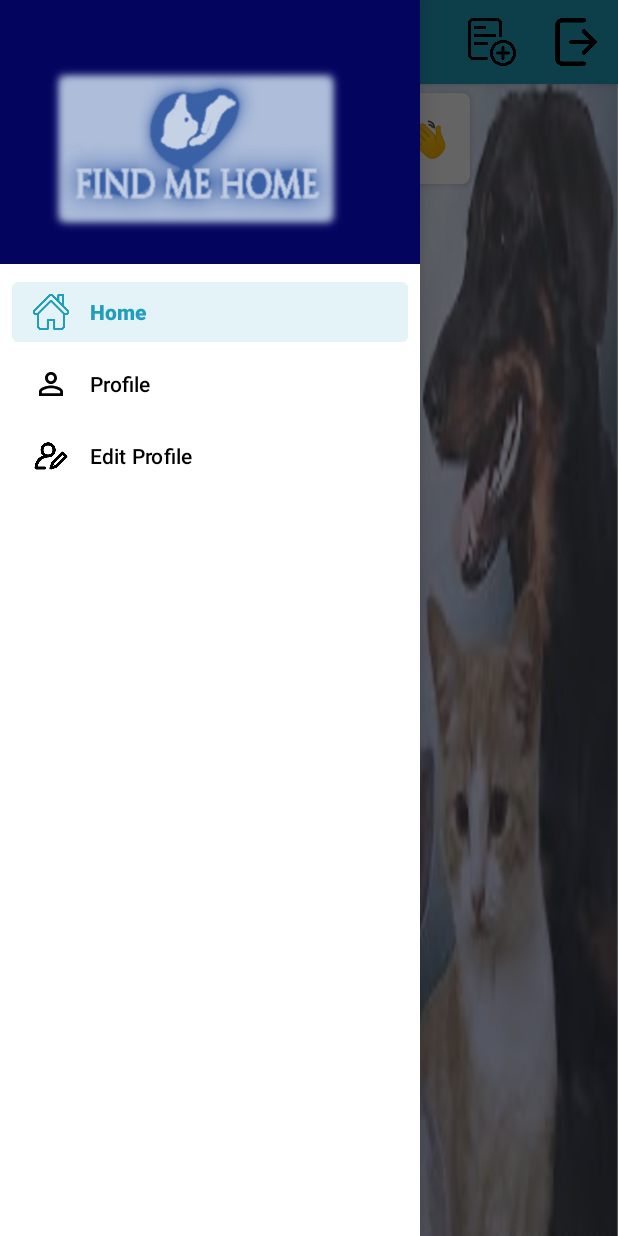
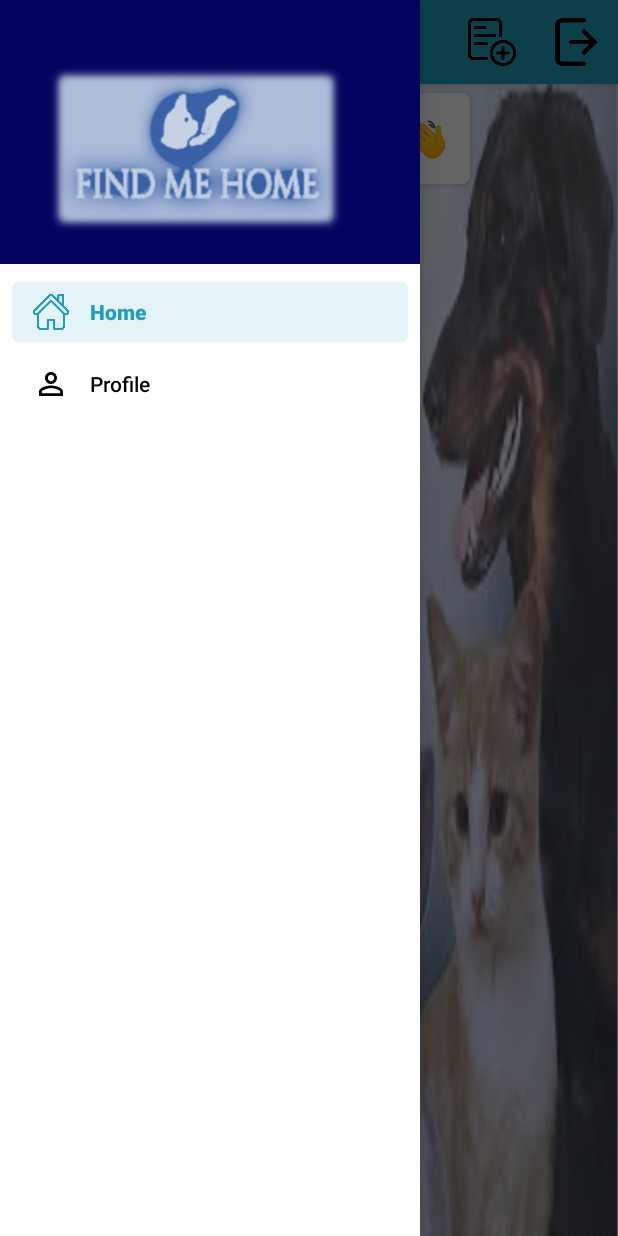
Before and after one commit to kelysot/FindMeHomeApp, an Android app: the MainActivity screen opened directly, with no data from a screen before it, with the side drawer open, on a phone screen of 412 x 824 dp. Run offline under Robolectric (Android 15) with nearby library versions, the light colour scheme and no system bars; our stand-ins replace CircleImageView, Firebase (no records; nobody signed in at launch, a user with empty details on screens opened directly), Picasso, Room's generated code, navigation-ui; 9 statements that could not run were skipped.

Commit message:
Delete edit profile from drawer.

```diff
--- a/app/src/main/java/com/example/findmehomeapp/MainActivity.java
+++ b/app/src/main/java/com/example/findmehomeapp/MainActivity.java
@@ -28,8 +28,9 @@ public class MainActivity extends AppCompatActivity {
         setSupportActionBar(binding.appBarMain.toolbar);
         DrawerLayout drawer = binding.drawerLayout;
         NavigationView navigationView = binding.navView;
+
         mAppBarConfiguration = new AppBarConfiguration.Builder(
-                R.id.nav_home, R.id.nav_profile, R.id.nav_edit_profile)
+                R.id.nav_home, R.id.nav_profile)
                 .setOpenableLayout(drawer)
                 .build();
         NavController navController = Navigation.findNavController(this, R.id.nav_host_fragment_content_main);
--- a/app/src/main/res/menu/activity_main_drawer.xml
+++ b/app/src/main/res/menu/activity_main_drawer.xml
@@ -12,9 +12,5 @@
             android:id="@+id/nav_profile"
             android:icon="@drawable/ic_menu_profile"
             android:title="@string/menu_profile" />
-        <item
-            android:id="@+id/nav_edit_profile"
-            android:icon="@drawable/edit_profile"
-            android:title="@string/edit_profile" />
     </group>
 </menu>
```
